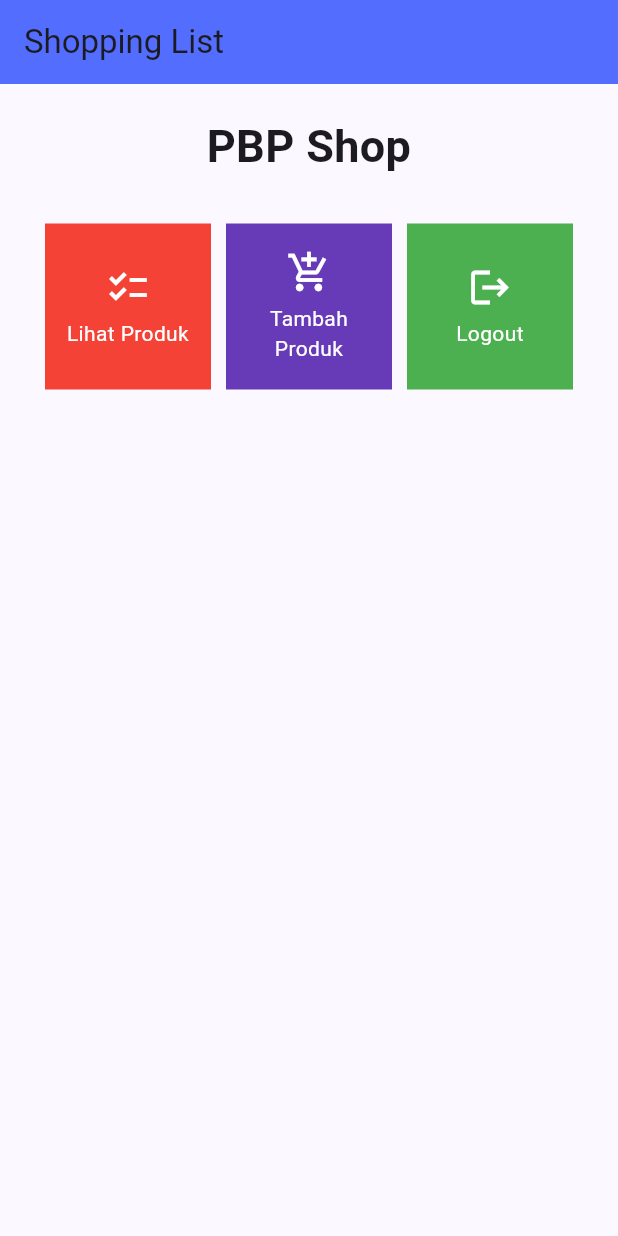
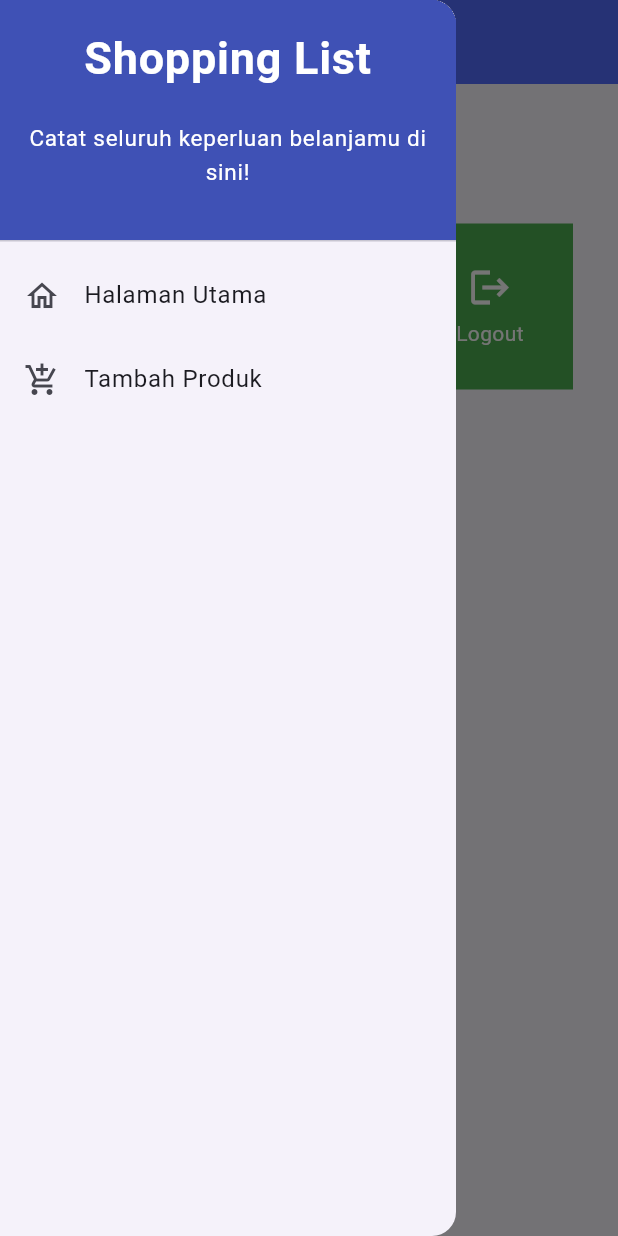
Before and after one commit to mhmdhaekal/shopping-list-mobile, a Flutter app: the screen it shows after launch, with the side drawer open (before the commit the screen has no drawer), on a phone screen of 412 x 824 dp. Run offline on Flutter 3.47's test engine with Material 2 defaults, Android fonts, the phone set to English and light mode, and no system bars.

Commit message:
done tutorial 7

```diff
--- a/lib/main.dart
+++ b/lib/main.dart
@@ -1,5 +1,5 @@
 import 'package:flutter/material.dart';
-import 'package:shopping_list/menu.dart';
+import 'package:shopping_list/screens/menu.dart';
 
 void main() {
   runApp(const MyApp());
--- a/lib/menu.dart
+++ b/lib/screens/menu.dart
@@ -1,5 +1,7 @@
 import 'package:flutter/material.dart';
-
+import 'package:shopping_list/widgets/left_drawer.dart';
+import 'package:shopping_list/screens/shoplist_form.dart';
+import 'package:shopping_list/widgets/shop_card.dart';
 
 class MyHomePage extends StatelessWidget {
   MyHomePage({Key? key}) : super(key: key);
@@ -10,14 +12,16 @@ class MyHomePage extends StatelessWidget {
     ShopItem("Logout", Icons.logout, Colors.green)
   ];
   @override
-  Widget build(BuildContext context){
+  Widget build(BuildContext context) {
     return Scaffold(
       appBar: AppBar(
         backgroundColor: Colors.indigoAccent,
+        foregroundColor: Colors.white,
         title: const Text(
           'Shopping List',
         ),
       ),
+      drawer: const LeftDrawer(),
       body: SingleChildScrollView(
         // Widget wrapper yang dapat discroll
         child: Padding(
@@ -58,56 +62,3 @@ class MyHomePage extends StatelessWidget {
     );
   }
 }
-
-class ShopItem{
-  final String name;
-  final IconData icon;
-  final MaterialColor color;
-
-  ShopItem(this.name, this.icon, this.color);
-}
-
-class ShopCard extends StatelessWidget {
-  final ShopItem item;
-
-  const ShopCard(this.item, {super.key}); // Constructor
-
-  @override
-  Widget build(BuildContext context) {
-    return Material(
-      color: item.color,
-      child: InkWell(
-        // Area responsive terhadap sentuhan
-        onTap: () {
-          // Memunculkan SnackBar ketika diklik
-          ScaffoldMessenger.of(context)
-            ..hideCurrentSnackBar()
-            ..showSnackBar(SnackBar(
-                content: Text("Kamu telah menekan tombol ${item.name}!")));
-        },
-        child: Container(
-          // Container untuk menyimpan Icon dan Text
-          padding: const EdgeInsets.all(8),
-          child: Center(
-            child: Column(
-              mainAxisAlignment: MainAxisAlignment.center,
-              children: [
-                Icon(
-                  item.icon,
-                  color: Colors.white,
-                  size: 30.0,
-                ),
-                const Padding(padding: EdgeInsets.all(3)),
-                Text(
-                  item.name,
-                  textAlign: TextAlign.center,
-                  style: const TextStyle(color: Colors.white),
-                ),
-              ],
-            ),
-          ),
-        ),
-      ),
-    );
-  }
-}
--- /dev/null
+++ b/lib/widgets/left_drawer.dart
@@ -0,0 +1,55 @@
+import 'package:flutter/material.dart';
+import 'package:shopping_list/screens/menu.dart';
+import 'package:shopping_list/screens/shoplist_form.dart';
+
+class LeftDrawer extends StatelessWidget {
+  const LeftDrawer({super.key});
+
+  @override
+  Widget build(BuildContext context) {
+    return Drawer(
+      child: ListView(
+        children: [
+          const DrawerHeader(
+              decoration: BoxDecoration(color: Colors.indigo),
+              child: Column(
+                children: [
+                  Text(
+                    'Shopping List',
+                    textAlign: TextAlign.center,
+                    style: TextStyle(
+                        fontSize: 30,
+                        fontWeight: FontWeight.bold,
+                        color: Colors.white),
+                  ),
+                  Padding(padding: EdgeInsets.all(10)),
+                  Text(
+                    "Catat seluruh keperluan belanjamu di sini!",
+                    textAlign: TextAlign.center,
+                    style: TextStyle(
+                      fontSize: 15,
+                      fontWeight: FontWeight.normal,
+                      color: Colors.white,
+                    ),
+                  )
+                ],
+              )),
+          ListTile(
+              leading: const Icon(Icons.home_outlined),
+              title: const Text('Halaman Utama'),
+              onTap: () {
+                Navigator.pushReplacement(context,
+                    MaterialPageRoute(builder: (context) => MyHomePage()));
+              }),
+          ListTile(
+              leading: const Icon(Icons.add_shopping_cart_outlined),
+              title: const Text('Tambah Produk'),
+              onTap: () {
+                Navigator.pushReplacement(context,
+                    MaterialPageRoute(builder: (context) => ShopFormPage()));
+              })
+        ],
+      ),
+    );
+  }
+}
--- /dev/null
+++ b/lib/widgets/shop_card.dart
@@ -0,0 +1,60 @@
+import 'package:flutter/material.dart';
+import 'package:shopping_list/screens/shoplist_form.dart';
+
+class ShopItem {
+  final String name;
+  final IconData icon;
+  final MaterialColor color;
+
+  ShopItem(this.name, this.icon, this.color);
+}
+
+class ShopCard extends StatelessWidget {
+  final ShopItem item;
+
+  const ShopCard(this.item, {super.key}); // Constructor
+
+  @override
+  Widget build(BuildContext context) {
+    return Material(
+      color: item.color,
+      child: InkWell(
+        // Area responsive terhadap sentuhan
+        onTap: () {
+          // Memunculkan SnackBar ketika diklik
+          ScaffoldMessenger.of(context)
+            ..hideCurrentSnackBar()
+            ..showSnackBar(SnackBar(
+                content: Text("Kamu telah menekan tombol ${item.name}!")));
+
+          if (item.name == "Tambah Produk") {
+            Navigator.push(context,
+                MaterialPageRoute(builder: (context) => const ShopFormPage()));
+          }
+        },
+        child: Container(
+          // Container untuk menyimpan Icon dan Text
+          padding: const EdgeInsets.all(8),
+          child: Center(
+            child: Column(
+              mainAxisAlignment: MainAxisAlignment.center,
+              children: [
+                Icon(
+                  item.icon,
+                  color: Colors.white,
+                  size: 30.0,
+                ),
+                const Padding(padding: EdgeInsets.all(3)),
+                Text(
+                  item.name,
+                  textAlign: TextAlign.center,
+                  style: const TextStyle(color: Colors.white),
+                ),
+              ],
+            ),
+          ),
+        ),
+      ),
+    );
+  }
+}
```
Also changed, not shown: lib/screens/shoplist_form.dart (added, +147 -0 lines).
